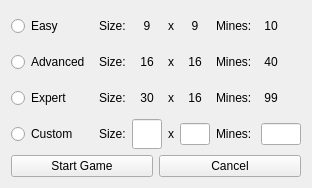
First picture: the form in difficulty.ui, repository q-g-j/qminesweeper, before the edit.
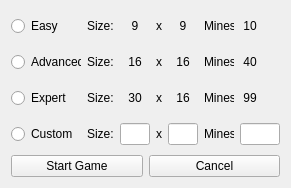
Second picture: the form after the edit.

Commit message: it's now possible to change the size of the window

The edit to the form file:
```diff
--- a/difficulty.ui
+++ b/difficulty.ui
@@ -6,8 +6,8 @@
    <rect>
     <x>0</x>
     <y>0</y>
-    <width>405</width>
-    <height>194</height>
+    <width>350</width>
+    <height>192</height>
    </rect>
   </property>
   <property name="sizePolicy">
@@ -51,7 +51,7 @@
        </property>
        <property name="maximumSize">
         <size>
-         <width>16777215</width>
+         <width>30</width>
          <height>30</height>
         </size>
        </property>
@@ -112,6 +112,12 @@
      </item>
      <item row="2" column="3">
       <widget class="QLabel" name="label_large_x">
+       <property name="maximumSize">
+        <size>
+         <width>10</width>
+         <height>16777215</height>
+        </size>
+       </property>
        <property name="text">
         <string>x</string>
        </property>
@@ -160,6 +166,12 @@
      </item>
      <item row="1" column="5">
       <widget class="QLabel" name="label_medium_mines">
+       <property name="maximumSize">
+        <size>
+         <width>30</width>
+         <height>16777215</height>
+        </size>
+       </property>
        <property name="text">
         <string>Mines: </string>
        </property>
@@ -181,7 +193,7 @@
        </property>
        <property name="maximumSize">
         <size>
-         <width>16777215</width>
+         <width>30</width>
          <height>30</height>
         </size>
        </property>
@@ -195,6 +207,12 @@
      </item>
      <item row="1" column="3">
       <widget class="QLabel" name="label_medium_x">
+       <property name="maximumSize">
+        <size>
+         <width>10</width>
+         <height>16777215</height>
+        </size>
+       </property>
        <property name="text">
         <string>x</string>
        </property>
@@ -219,7 +237,7 @@
        </property>
        <property name="maximumSize">
         <size>
-         <width>16777215</width>
+         <width>70</width>
          <height>30</height>
         </size>
        </property>
@@ -230,6 +248,12 @@
      </item>
      <item row="0" column="3">
       <widget class="QLabel" name="label_small_x">
+       <property name="maximumSize">
+        <size>
+         <width>10</width>
+         <height>16777215</height>
+        </size>
+       </property>
        <property name="text">
         <string>x</string>
        </property>
@@ -264,7 +288,7 @@
        </property>
        <property name="maximumSize">
         <size>
-         <width>16777215</width>
+         <width>30</width>
          <height>30</height>
         </size>
        </property>
@@ -292,7 +316,7 @@
        </property>
        <property name="maximumSize">
         <size>
-         <width>16777215</width>
+         <width>70</width>
          <height>30</height>
         </size>
        </property>
@@ -331,6 +355,12 @@
      </item>
      <item row="0" column="5">
       <widget class="QLabel" name="label_small_mines">
+       <property name="maximumSize">
+        <size>
+         <width>30</width>
+         <height>16777215</height>
+        </size>
+       </property>
        <property name="text">
         <string>Mines: </string>
        </property>
@@ -352,7 +382,7 @@
        </property>
        <property name="maximumSize">
         <size>
-         <width>16777215</width>
+         <width>70</width>
          <height>30</height>
         </size>
        </property>
@@ -373,6 +403,12 @@
      </item>
      <item row="2" column="5">
       <widget class="QLabel" name="label_large_mines">
+       <property name="maximumSize">
+        <size>
+         <width>30</width>
+         <height>16777215</height>
+        </size>
+       </property>
        <property name="text">
         <string>Mines: </string>
        </property>
@@ -408,6 +444,12 @@
      </item>
      <item row="3" column="3">
       <widget class="QLabel" name="label_custom_x">
+       <property name="maximumSize">
+        <size>
+         <width>10</width>
+         <height>16777215</height>
+        </size>
+       </property>
        <property name="text">
         <string>x</string>
        </property>
@@ -432,7 +474,7 @@
        </property>
        <property name="maximumSize">
         <size>
-         <width>16777215</width>
+         <width>70</width>
          <height>30</height>
         </size>
        </property>
@@ -457,7 +499,7 @@
        </property>
        <property name="maximumSize">
         <size>
-         <width>16777215</width>
+         <width>30</width>
          <height>30</height>
         </size>
        </property>
@@ -471,16 +513,10 @@
      </item>
      <item row="3" column="2">
       <widget class="QLineEdit" name="lineEdit_custom_cols">
-       <property name="minimumSize">
-        <size>
-         <width>0</width>
-         <height>30</height>
-        </size>
-       </property>
        <property name="maximumSize">
         <size>
          <width>30</width>
-         <height>30</height>
+         <height>16777215</height>
         </size>
        </property>
       </widget>
@@ -497,6 +533,12 @@
      </item>
      <item row="3" column="5">
       <widget class="QLabel" name="label_custom_mines">
+       <property name="maximumSize">
+        <size>
+         <width>30</width>
+         <height>16777215</height>
+        </size>
+       </property>
        <property name="text">
         <string>Mines: </string>
        </property>
```
The commit also changes 7 other files.
